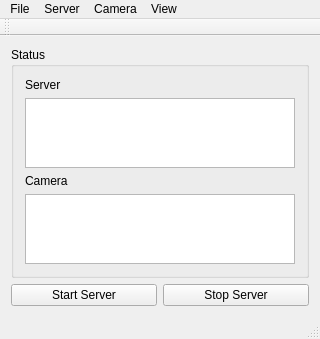
Qt form Alpaca/AlpacaCameraSimV1/DlgMainFrame.ui (branthony-92/ASCOM) before a commit.
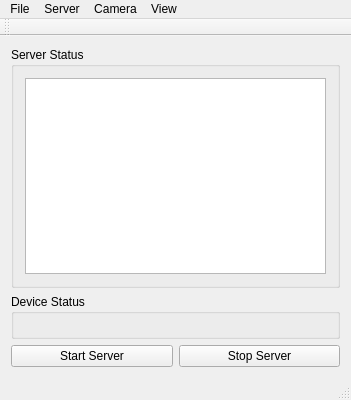
The same form after that commit.

Commit message: Added support for multiple devices with dynamically created statuses in the main window. updated statemachine manager logic to have the manager drive each sub state machine individually. Device ID enums now map the various device types to a device namespace by taking the top 4 bits of a 12 bit id to define the device type then taking a bitwise OR with the passed device number. eg a camera is type id 0x100 so 255 cameras can be ID'd within a single context.

```diff
--- a/Alpaca/AlpacaCameraSimV1/DlgMainFrame.ui
+++ b/Alpaca/AlpacaCameraSimV1/DlgMainFrame.ui
@@ -6,8 +6,8 @@
    <rect>
     <x>0</x>
     <y>0</y>
-    <width>320</width>
-    <height>319</height>
+    <width>351</width>
+    <height>400</height>
    </rect>
   </property>
   <property name="windowTitle">
@@ -15,26 +15,34 @@
   </property>
   <widget class="QWidget" name="centralWidget">
    <layout class="QGridLayout" name="gridLayout">
-    <item row="0" column="0" colspan="2">
+    <item row="3" column="0">
+     <widget class="QPushButton" name="StartServerButton">
+      <property name="text">
+       <string>Start Server</string>
+      </property>
+     </widget>
+    </item>
+    <item row="3" column="1">
+     <widget class="QPushButton" name="StopServerButton">
+      <property name="text">
+       <string>Stop Server</string>
+      </property>
+     </widget>
+    </item>
+    <item row="2" column="0" colspan="2">
+     <widget class="QGroupBox" name="DeviceStatus">
+      <property name="title">
+       <string>Device Status</string>
+      </property>
+      <layout class="QGridLayout" name="gridLayout_2"/>
+     </widget>
+    </item>
+    <item row="1" column="0" colspan="2">
      <widget class="QGroupBox" name="groupBox_Status">
       <property name="title">
-       <string>Status</string>
+       <string>Server Status</string>
       </property>
       <layout class="QGridLayout" name="gridLayout_5">
-       <item row="3" column="0">
-        <widget class="QTextEdit" name="CameraStatusEdit">
-         <property name="readOnly">
-          <bool>true</bool>
-         </property>
-        </widget>
-       </item>
-       <item row="0" column="0">
-        <widget class="QLabel" name="label">
-         <property name="text">
-          <string>Server</string>
-         </property>
-        </widget>
-       </item>
        <item row="1" column="0">
         <widget class="QTextEdit" name="ServerStatusEdit">
          <property name="readOnly">
@@ -42,30 +50,9 @@
          </property>
         </widget>
        </item>
-       <item row="2" column="0">
-        <widget class="QLabel" name="label_2">
-         <property name="text">
-          <string>Camera</string>
-         </property>
-        </widget>
-       </item>
       </layout>
      </widget>
     </item>
-    <item row="1" column="0">
-     <widget class="QPushButton" name="StartServerButton">
-      <property name="text">
-       <string>Start Server</string>
-      </property>
-     </widget>
-    </item>
-    <item row="1" column="1">
-     <widget class="QPushButton" name="StopServerButton">
-      <property name="text">
-       <string>Stop Server</string>
-      </property>
-     </widget>
-    </item>
    </layout>
   </widget>
   <widget class="QMenuBar" name="menuBar">
@@ -73,8 +60,8 @@
     <rect>
      <x>0</x>
      <y>0</y>
-     <width>320</width>
-     <height>21</height>
+     <width>351</width>
+     <height>22</height>
     </rect>
    </property>
    <widget class="QMenu" name="menuFile">
```
The commit also changes 19 other files.
